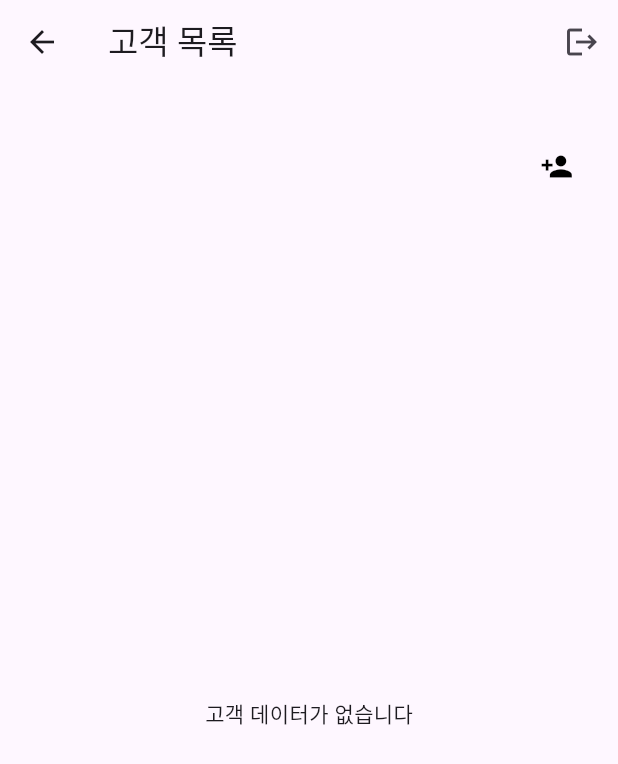
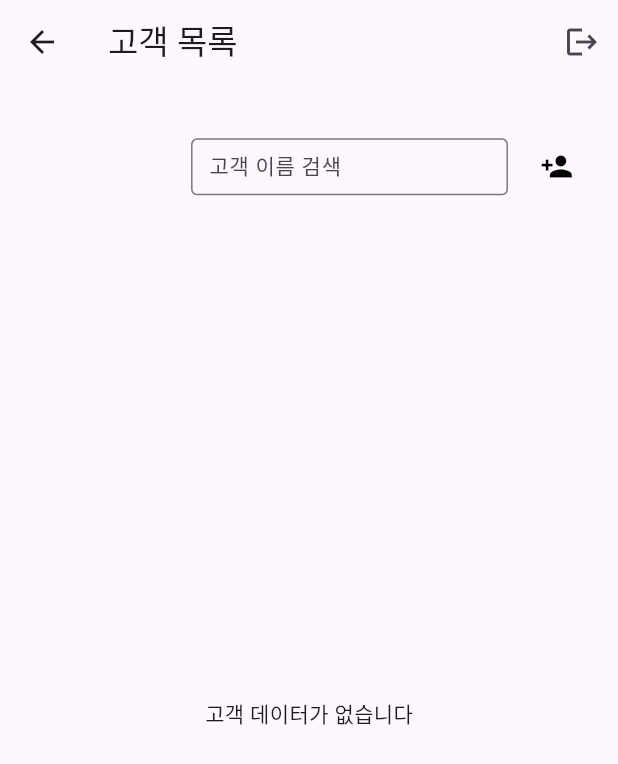
Before and after one commit to angry-dev/smile-monitoring, a Flutter app: the AdminHomePage screen opened directly, on a phone screen of 412 x 824 dp. Shown: the top 764 px of the screen. Run offline on Flutter 3.47's test engine with Material 3 defaults, Android fonts, the phone set to English and light mode, and no system bars; our stand-ins replace cloud_firestore, firebase_core, flutter_riverpod, flutter_screenutil, shared_preferences; accounts and stored records are empty.

Commit message:
브로커 이름 검색 추가

```diff
--- a/lib/page/admin_home_page.dart
+++ b/lib/page/admin_home_page.dart
@@ -8,8 +8,25 @@ import 'package:flutter_app/model/broker.dart';
 import 'package:flutter_screenutil/flutter_screenutil.dart';
 import '../widget/logout_button.dart';
 
-class AdminHomePage extends StatelessWidget {
+class AdminHomePage extends StatefulWidget {
   const AdminHomePage({super.key});
+
+  @override
+  State<AdminHomePage> createState() => _AdminHomePageState();
+}
+
+class _AdminHomePageState extends State<AdminHomePage> {
+  final TextEditingController _searchController = TextEditingController();
+  final FocusNode _searchFocusNode = FocusNode();
+  String _searchText = '';
+
+  @override
+  void dispose() {
+    _searchController.dispose();
+    _searchFocusNode.dispose();
+    super.dispose();
+  }
+
   @override
   Widget build(BuildContext context) {
     return Scaffold(
@@ -29,7 +46,36 @@ class AdminHomePage extends StatelessWidget {
                 padding: EdgeInsets.symmetric(horizontal: 16.w),
                 child: Align(
                   alignment: Alignment.centerRight,
-                  child: IconButton(
+                  child: Row(
+                    mainAxisSize: MainAxisSize.min,
+                    children: [
+                      SizedBox(
+                        width: 200.w,
+                        child: TextField(
+                          controller: _searchController,
+                          focusNode: _searchFocusNode,
+                          decoration: const InputDecoration(
+                            hintText: '고객 이름 검색',
+                            isDense: true,
+                            contentPadding: EdgeInsets.symmetric(
+                                vertical: 8, horizontal: 8),
+                            border: OutlineInputBorder(),
+                          ),
+                          style: const TextStyle(fontSize: 14),
+                          onChanged: (value) {
+                            setState(() {
+                              _searchText = value.trim();
+                            });
+                          },
+                          onSubmitted: (value) {
+                            setState(() {
+                              _searchText = value.trim();
+                            });
+                          },
+                        ),
+                      ),
+                      SizedBox(width: 8.w),
+                      IconButton(
                         onPressed: () {
                           final codeController = TextEditingController();
                           final nameController = TextEditingController();
@@ -55,6 +101,8 @@ class AdminHomePage extends StatelessWidget {
                             size: 22, color: Colors.black),
                         tooltip: '고객 등록',
                       ),
+                    ],
+                  ),
                 ),
               ),
             ),
@@ -73,15 +121,21 @@ class AdminHomePage extends StatelessWidget {
                     return const Center(child: Text('고객 데이터가 없습니다'));
                   }
                   final docs = snapshot.data!.docs;
-                  final brokers = docs
+                  var brokers = docs
                       .map<Broker>((doc) => Broker.fromMap(doc.data()))
                       .toList();
+                  if (_searchText.isNotEmpty) {
+                    brokers = brokers
+                        .where((b) => b.name.contains(_searchText))
+                        .toList();
+                  }
                   return CustDataTable(
                     brokers: brokers,
                     onRowTap: (code, index) {
                       FirebaseService()
                           .getCustomerField(code: code, field: 'cust_list')
-                            .then((custList) {
+                          .then(
+                        (custList) {
                           if (custList != null) {
                             final code = brokers[index].code;
 
@@ -92,8 +146,10 @@ class AdminHomePage extends StatelessWidget {
                               ),
                             );
                           }
-                        });
-                      });
+                        },
+                      );
+                    },
+                  );
                 },
               ),
             ),
--- a/lib/page/cust_reg_page.dart
+++ b/lib/page/cust_reg_page.dart
@@ -48,7 +48,7 @@ class CustRegPage extends StatelessWidget {
                   DropdownMenuItem(value: '서류준비중', child: Text('서류준비중')),
                   DropdownMenuItem(value: '서류작성중', child: Text('서류작성중')),
                   DropdownMenuItem(value: '접수완료', child: Text('접수완료')),
-                  DropdownMenuItem(value: '검사진행중', child: Text('검사진행중')),
+                  DropdownMenuItem(value: '청력검사진행중', child: Text('청력검사진행중')),
                   DropdownMenuItem(
                       value: '업무관련성 평가 진행중', child: Text('업무관련성 평가 진행중')),
                   DropdownMenuItem(value: '승인', child: Text('승인')),
```
Also changed, not shown: lib/page/admin_list_page.dart (+22 -6 lines), lib/widget/animated_search_field.dart (added, +57 -0 lines). Lines whose indentation alone changed are shown as unchanged.
